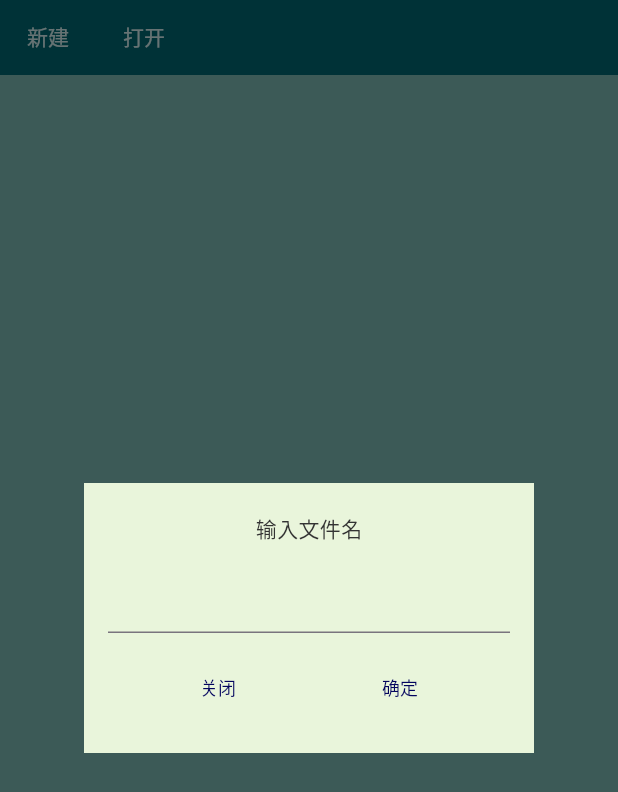
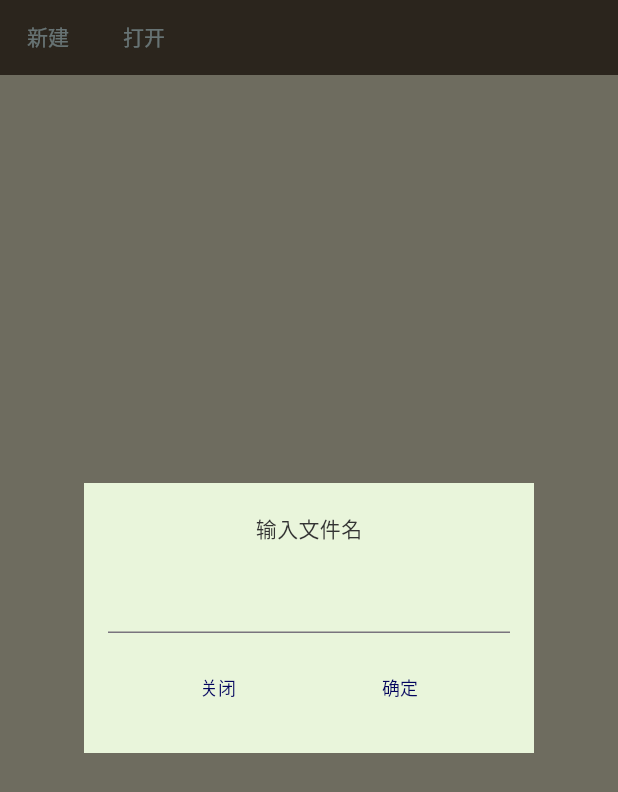
Before and after one commit to Rico-9617/r_keyfiles, a Flutter app: the screen it shows after launch, after a tap on "新建", on a phone screen of 412 x 824 dp. Shown: the top 792 px of the screen. Run offline on Flutter 3.47's test engine with Material 3 defaults, Android fonts, the phone set to English and light mode, and no system bars; our stand-ins replace clock, convert, file_picker, logger, shared_preferences, synchronized and 1 more; missing offline and left inert: argon2_ffi_base, encrypt, flutter_windowmanager_plus, isolates, pointycastle, supercharged_dart.

Commit message:
modify color theme;

```diff
--- a/lib/colors.dart
+++ b/lib/colors.dart
@@ -9,13 +9,13 @@ class AppColors {
   static const textClick = Color(0xff03045e);
   static const textTitle = Color(0xffe0fbfc);
 
-  static const titleBackground = Color(0xff006d77);
-  static const detailBackground = Color(0xff83c5be);
-  static const entryItemBackground = Color(0xfff0ebd8);
-  static const entryBackground = entryItemBackground;
-  static const groupItemBackground = Color(0xffa8dadc);
-  static const groupBackground = Color(0xff83c5be);
-  static const mainTabBackground = Color(0xff83c5be);
+  static const titleBackground = Color(0xff5e503f);
+  static const detailBackground = Color(0xffefebce);
+  static const groupItemBackground = Color(0xff22333b);
+  static const groupBackground = detailBackground;
+  static const entryItemBackground = Color(0xffa9927d);
+  static const entryBackground = detailBackground;
+  static const mainTabBackground = Color(0xffefebce);
 
   static const dialogContentBackground = Color(0xffe9f5db);
   static const keyboardKey = Color(0xffedfdda);
--- a/lib/main.dart
+++ b/lib/main.dart
@@ -19,8 +19,8 @@ void main() {
   ]);
   SystemChrome.setSystemUIOverlayStyle(const SystemUiOverlayStyle(
     statusBarColor: Colors.transparent,
-    statusBarBrightness: Brightness.dark,
-    statusBarIconBrightness: Brightness.dark,
+    statusBarBrightness: Brightness.light,
+    statusBarIconBrightness: Brightness.light,
     systemNavigationBarColor: Colors.transparent,
     systemNavigationBarDividerColor: Colors.transparent,
   ));
--- a/lib/styles.dart
+++ b/lib/styles.dart
@@ -8,8 +8,8 @@ class AppTextStyle {
       TextStyle(color: AppColors.textTitle, fontSize: 14);
   static const TextStyle textButtonBlue =
       TextStyle(color: AppColors.textClick, fontSize: 12);
-  static const TextStyle textEntityTitle = TextStyle(
-      color: AppColors.text0, fontSize: 18, fontWeight: FontWeight.w500);
+  static const TextStyle textItemTitle = TextStyle(
+      color: AppColors.textTitle, fontSize: 18, fontWeight: FontWeight.w500);
   static const TextStyle textEntityItemTitle = TextStyle(
       color: AppColors.text0, fontSize: 16, fontWeight: FontWeight.w500);
   static const TextStyle textPrimary =
```
Also changed, not shown: lib/ui/key_manager/entry_detail.dart (+20 -7 lines), lib/ui/key_manager/group_detail.dart (+36 -13 lines).
